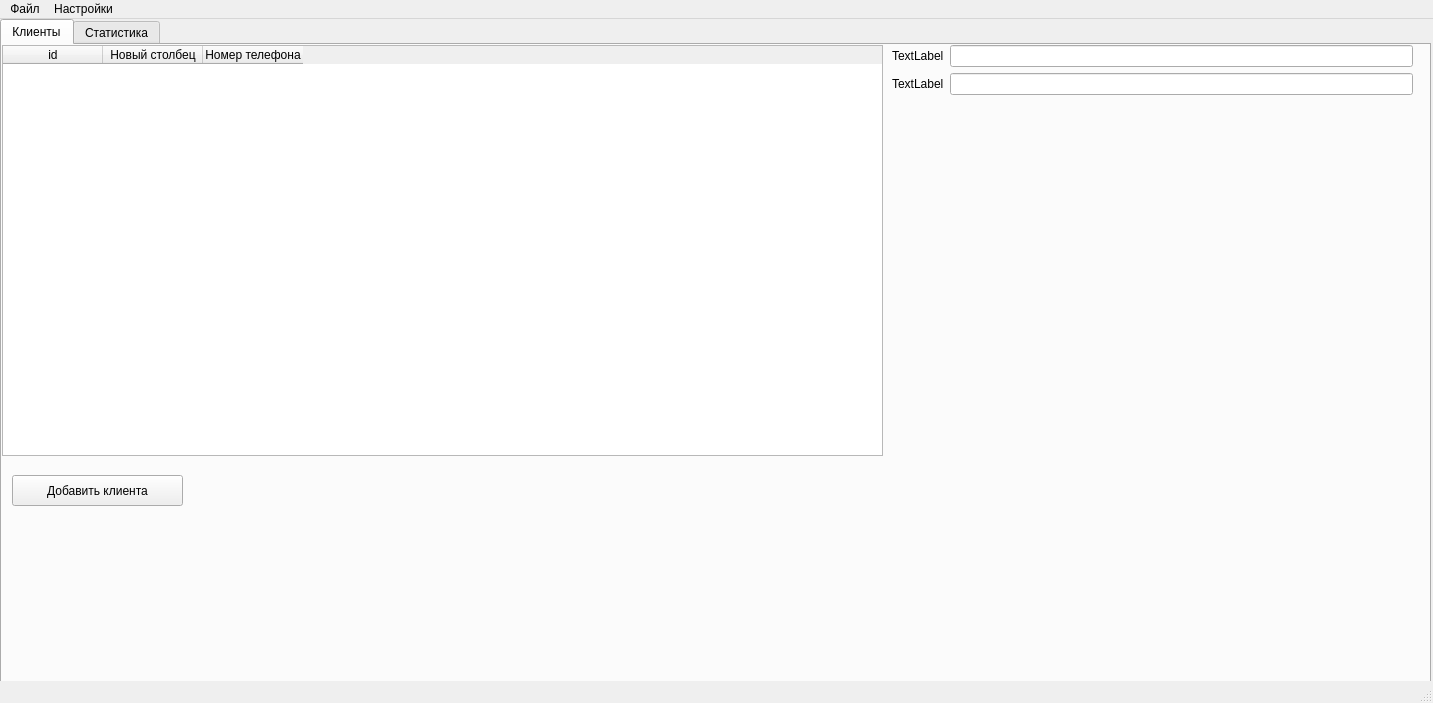
yurikses/ClientFlow, file mainwindow.ui: the form before one commit.
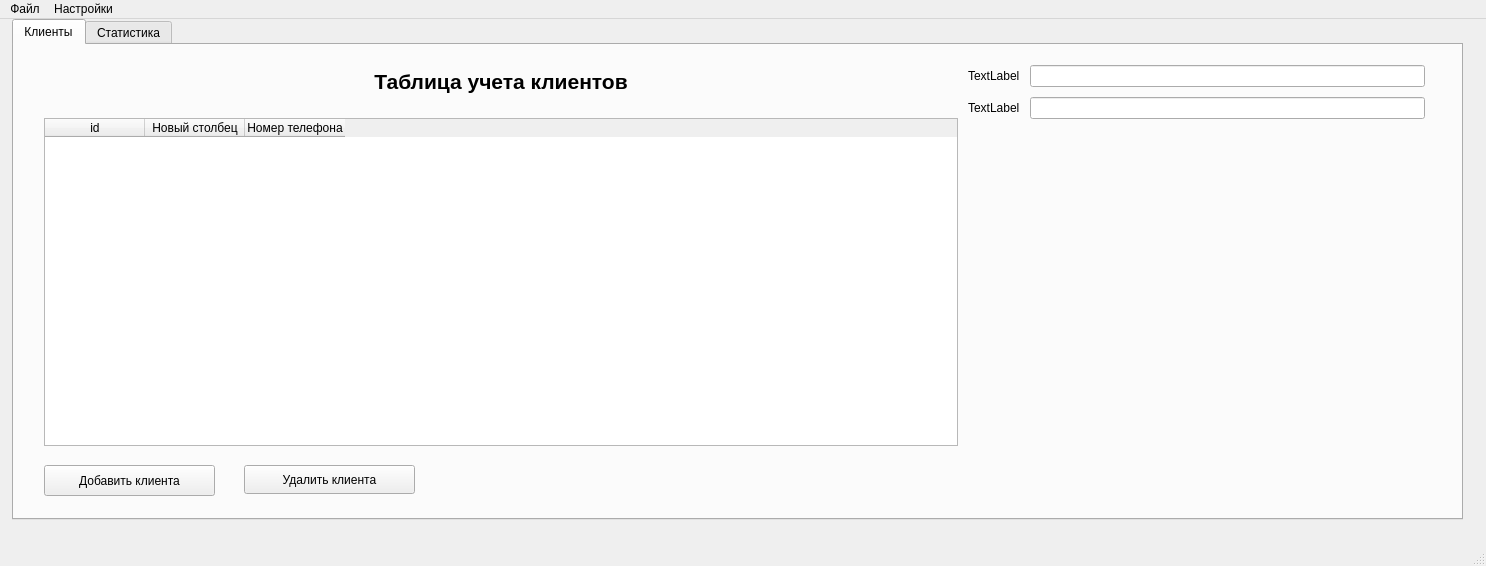
The form after the commit. Icons and pictures are not drawn.

```diff
--- a/mainwindow.ui
+++ b/mainwindow.ui
@@ -6,22 +6,37 @@
    <rect>
     <x>0</x>
     <y>0</y>
-    <width>1433</width>
-    <height>703</height>
+    <width>1486</width>
+    <height>566</height>
    </rect>
   </property>
   <property name="windowTitle">
    <string>MainWindow</string>
   </property>
   <widget class="QWidget" name="centralwidget">
+   <property name="sizePolicy">
+    <sizepolicy hsizetype="Expanding" vsizetype="Expanding">
+     <horstretch>0</horstretch>
+     <verstretch>0</verstretch>
+    </sizepolicy>
+   </property>
+   <widget class="QWidget" name="horizontalLayoutWidget_2">
+    <property name="geometry">
+     <rect>
+      <x>12</x>
+      <y>0</y>
+      <width>1451</width>
+      <height>501</height>
+     </rect>
+    </property>
+    <layout class="QHBoxLayout" name="horizontalLayout_2">
+     <item>
    <widget class="QTabWidget" name="tabWidget">
-    <property name="geometry">
-     <rect>
-      <x>0</x>
-      <y>0</y>
-      <width>1431</width>
-      <height>671</height>
-     </rect>
+       <property name="sizePolicy">
+        <sizepolicy hsizetype="Preferred" vsizetype="Preferred">
+         <horstretch>0</horstretch>
+         <verstretch>0</verstretch>
+        </sizepolicy>
     </property>
     <property name="currentIndex">
      <number>0</number>
@@ -30,14 +45,88 @@
      <attribute name="title">
       <string>Клиенты</string>
      </attribute>
+        <widget class="QPushButton" name="addClientButton">
+         <property name="geometry">
+          <rect>
+           <x>30</x>
+           <y>420</y>
+           <width>171</width>
+           <height>31</height>
+          </rect>
+         </property>
+         <property name="text">
+          <string>Добавить клиента</string>
+         </property>
+        </widget>
+        <widget class="QPushButton" name="delClientButton">
+         <property name="geometry">
+          <rect>
+           <x>230</x>
+           <y>420</y>
+           <width>171</width>
+           <height>29</height>
+          </rect>
+         </property>
+         <property name="text">
+          <string>Удалить клиента</string>
+         </property>
+        </widget>
+        <widget class="QWidget" name="horizontalLayoutWidget">
+         <property name="geometry">
+          <rect>
+           <x>10</x>
+           <y>10</y>
+           <width>1411</width>
+           <height>401</height>
+          </rect>
+         </property>
+         <layout class="QHBoxLayout" name="horizontalLayout" stretch="2,1">
+          <property name="spacing">
+           <number>10</number>
+          </property>
+          <property name="leftMargin">
+           <number>20</number>
+          </property>
+          <property name="topMargin">
+           <number>10</number>
+          </property>
+          <property name="rightMargin">
+           <number>10</number>
+          </property>
+          <property name="bottomMargin">
+           <number>10</number>
+          </property>
+          <item>
+           <layout class="QVBoxLayout" name="verticalLayout" stretch="1,10">
+            <property name="spacing">
+             <number>20</number>
+            </property>
+            <item>
+             <widget class="QLabel" name="label_3">
+              <property name="font">
+               <font>
+                <family>Segoe UI</family>
+                <pointsize>16</pointsize>
+                <bold>true</bold>
+                <kerning>true</kerning>
+                <hintingpreference>PreferDefaultHinting</hintingpreference>
+               </font>
+              </property>
+              <property name="text">
+               <string>Таблица учета клиентов</string>
+              </property>
+              <property name="alignment">
+               <set>Qt::AlignmentFlag::AlignCenter</set>
+              </property>
+             </widget>
+            </item>
+            <item>
      <widget class="QTableWidget" name="tableWidget">
-      <property name="geometry">
-       <rect>
-        <x>0</x>
-        <y>0</y>
-        <width>881</width>
-        <height>411</height>
-       </rect>
+              <property name="sizePolicy">
+               <sizepolicy hsizetype="Preferred" vsizetype="Preferred">
+                <horstretch>0</horstretch>
+                <verstretch>0</verstretch>
+               </sizepolicy>
       </property>
       <property name="mouseTracking">
        <bool>true</bool>
@@ -63,6 +152,21 @@
       <property name="selectionBehavior">
        <enum>QAbstractItemView::SelectionBehavior::SelectRows</enum>
       </property>
+              <property name="verticalScrollMode">
+               <enum>QAbstractItemView::ScrollMode::ScrollPerPixel</enum>
+              </property>
+              <property name="horizontalScrollMode">
+               <enum>QAbstractItemView::ScrollMode::ScrollPerPixel</enum>
+              </property>
+              <property name="gridStyle">
+               <enum>Qt::PenStyle::SolidLine</enum>
+              </property>
+              <property name="sortingEnabled">
+               <bool>true</bool>
+              </property>
+              <attribute name="horizontalHeaderCascadingSectionResizes">
+               <bool>true</bool>
+              </attribute>
       <column>
        <property name="text">
         <string>id</string>
@@ -79,15 +183,10 @@
        </property>
       </column>
      </widget>
-     <widget class="QWidget" name="formLayoutWidget">
-      <property name="geometry">
-       <rect>
-        <x>890</x>
-        <y>0</y>
-        <width>521</width>
-        <height>411</height>
-       </rect>
-      </property>
+            </item>
+           </layout>
+          </item>
+          <item>
       <layout class="QFormLayout" name="formLayout">
        <item row="0" column="0">
         <widget class="QLabel" name="label">
@@ -110,19 +209,8 @@
         <widget class="QLineEdit" name="lineEdit_2"/>
        </item>
       </layout>
-     </widget>
-     <widget class="QPushButton" name="addClientButton">
-      <property name="geometry">
-       <rect>
-        <x>10</x>
-        <y>430</y>
-        <width>171</width>
-        <height>31</height>
-       </rect>
-      </property>
-      <property name="text">
-       <string>Добавить клиента</string>
-      </property>
+          </item>
+         </layout>
      </widget>
     </widget>
     <widget class="QWidget" name="tab_2">
@@ -131,13 +219,16 @@
      </attribute>
     </widget>
    </widget>
+     </item>
+    </layout>
+   </widget>
   </widget>
   <widget class="QMenuBar" name="menubar">
    <property name="geometry">
     <rect>
      <x>0</x>
      <y>0</y>
-     <width>1433</width>
+     <width>1486</width>
      <height>26</height>
     </rect>
    </property>
```
Left out of the diff: 5 changed lines with no effect on the pictures. Lines whose indentation alone changed are shown as unchanged.
